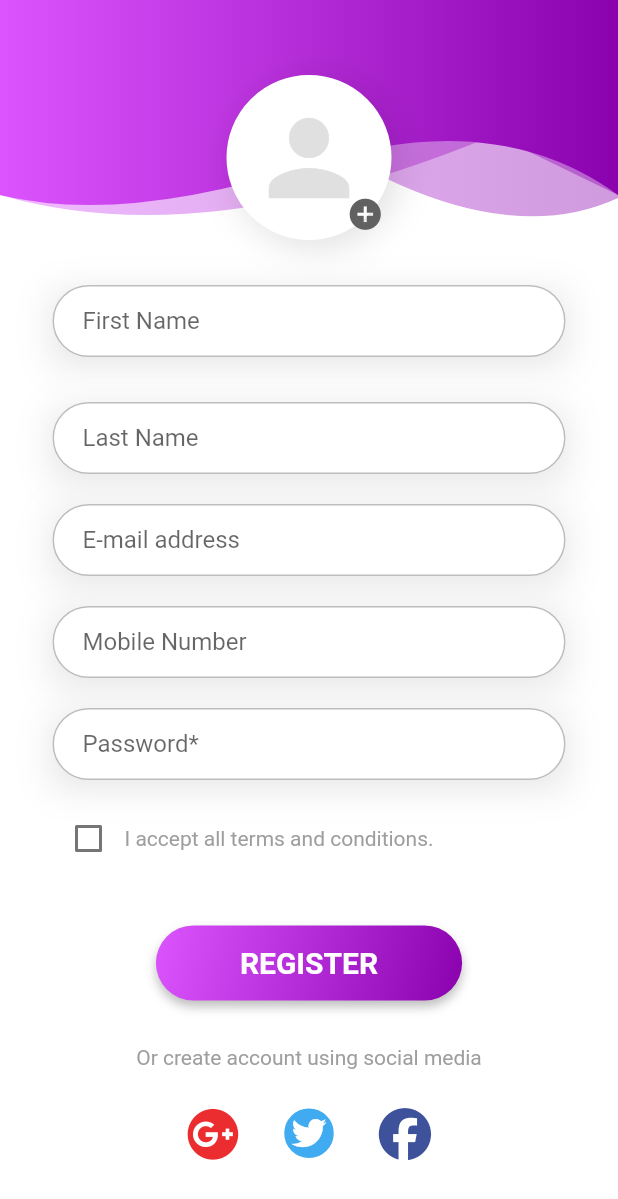
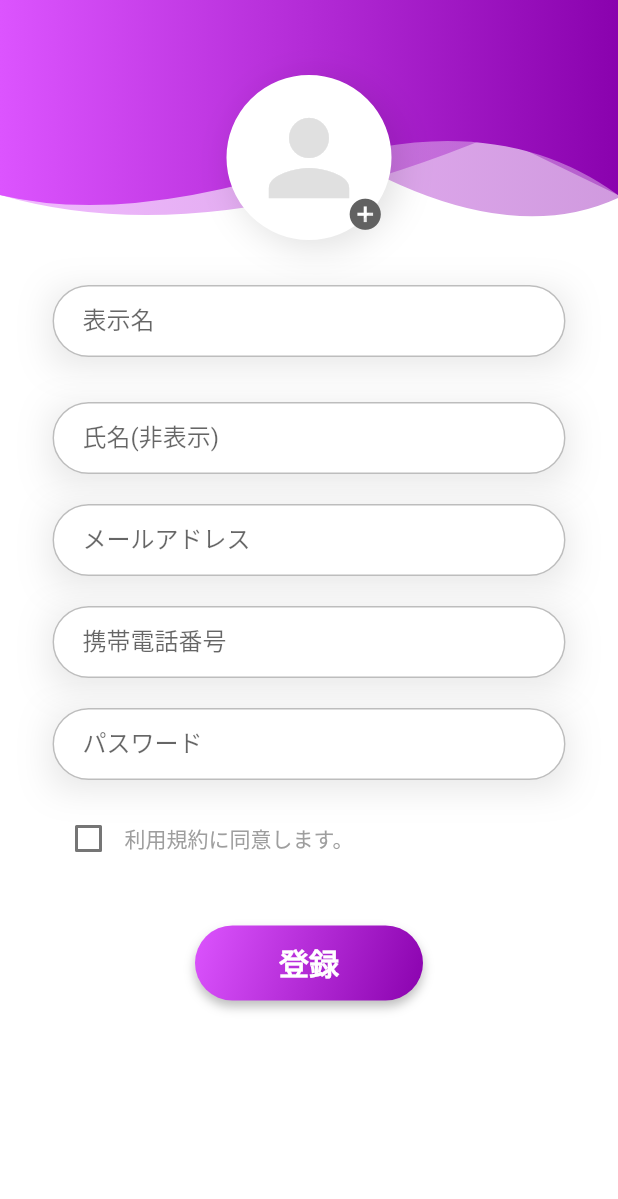
Before and after one commit to risingforce9zz/tfreemarket, a Flutter app: the RegistrationPage screen opened directly, on a phone screen of 412 x 824 dp. Shown: the top 1199 px of the screen. Run offline on Flutter 3.47's test engine with Material 2 defaults, Android fonts, the light colour scheme and no system bars; our stand-ins replace firebase_auth, firebase_core, font_awesome_flutter, get, hexcolor, otp_text_field; accounts and stored records are empty.

Commit message:
implemented signup

```diff
--- a/lib/pages/registration_page.dart
+++ b/lib/pages/registration_page.dart
@@ -1,25 +1,65 @@
-
 import 'package:flutter/cupertino.dart';
 import 'package:flutter/material.dart';
 import 'package:font_awesome_flutter/font_awesome_flutter.dart';
 import 'package:hexcolor/hexcolor.dart';
+import 'package:get/get.dart';
 
+import '../controllers/auth_controller.dart';
+import '../helper/utility.dart';
 import 'profile_page.dart';
 import '../../common/theme_helper.dart';
 import './widgets/header_widget.dart';
 
-class RegistrationPage extends  StatefulWidget{
-  @override
-  State<StatefulWidget> createState() {
-     return _RegistrationPageState();
+class RegistrationPage extends StatelessWidget {
+  final Rx<bool> checkboxValue = false.obs;
+  final AuthController authController = AuthController.to;
+
+  /// 送信ボタンクリック時に各入力フィールドをチェック
+  /// エラーの場合は、SnackBarを表示する。
+  bool _validate() {
+    // 表示名
+    if (authController.displayNameController.text.isEmpty) {
+      Utility.customSnackBar('入力確認', '表示名を入力してください。', 'warn');
+      return false;
+    }
+    // 氏名
+    if (authController.nameController.text.isEmpty) {
+      Utility.customSnackBar('入力確認', '氏名を入力してください。', 'warn');
+      return false;
+    }
+    // 表示名
+    String val = authController.emailController.text.trim();
+    if (val.isEmpty || !GetUtils.isEmail(val)) {
+      Utility.customSnackBar('入力確認', '有効なメールアドレスを入力してください。', 'warn');
+      return false;
+    }
+    // 携帯電話番号
+    val = authController.phoneNumberController.text;
+    if (!RegExp(r"^0[5789]0-[0-9]{4}-[0-9]{4}$").hasMatch(val)) {
+      Utility.customSnackBar('入力確認', 'xxx-xxxx-xxxxで入力してください。。', 'warn');
+      return false;
+    }
+
+    // パスワード
+    RegExp passValid = RegExp(r"(?=.*\d)(?=.*[a-z])(?=.*[A-Z])(?=.*\W)");
+    val = authController.passwordController.text.trim();
+    if (!passValid.hasMatch(val) || val.length < 8) {
+      Utility.customSnackBar('入力確認', '8文字以上、半角で英数大文字・小文字・数字・記号が各1文字以上', 'warn');
+      return false;
+    }
+    // 利用規約同意
+    if (!checkboxValue.value) {
+      Utility.customSnackBar("入力確認", '利用規約同意が必要です。', 'warn');
+      return false;
+    }
+    return true;
+  }
+
+  void _submit() {
+    if (_validate()) {
+      authController.signUp();
     }
   }
-
-class _RegistrationPageState extends State<RegistrationPage>{
-
-  final _formKey = GlobalKey<FormState>();
-  bool checkedValue = false;
-  bool checkboxValue = false;
 
   @override
   Widget build(BuildContext context) {
@@ -39,7 +79,6 @@ class _RegistrationPageState extends State<RegistrationPage>{
               child: Column(
                 children: [
                   Form(
-                    key: _formKey,
                     child: Column(
                       children: [
                         GestureDetector(
@@ -49,8 +88,8 @@ class _RegistrationPageState extends State<RegistrationPage>{
                                 padding: EdgeInsets.all(10),
                                 decoration: BoxDecoration(
                                   borderRadius: BorderRadius.circular(100),
-                                  border: Border.all(
-                                      width: 5, color: Colors.white),
+                                  border:
+                                      Border.all(width: 5, color: Colors.white),
                                   color: Colors.white,
                                   boxShadow: [
                                     BoxShadow(
@@ -77,47 +116,45 @@ class _RegistrationPageState extends State<RegistrationPage>{
                             ],
                           ),
                         ),
-                        SizedBox(height: 30,),
+                        SizedBox(
+                          height: 30,
+                        ),
                         Container(
-                          child: TextFormField(
-                            decoration: ThemeHelper().textInputDecoration('First Name', 'Enter your first name'),
+                          child: TextField(
+                            decoration: ThemeHelper().textInputDecoration(
+                                '表示名', '表示名を入力してください'),
+                            controller: authController.displayNameController,
                           ),
                           decoration: ThemeHelper().inputBoxDecorationShaddow(),
                         ),
-                        SizedBox(height: 30,),
+                        SizedBox(
+                          height: 30,
+                        ),
                         Container(
-                          child: TextFormField(
-                            decoration: ThemeHelper().textInputDecoration('Last Name', 'Enter your last name'),
+                          child: TextField(
+                            decoration: ThemeHelper().textInputDecoration(
+                                '氏名(非表示)', '氏名を入力してください。'),
+                            controller: authController.nameController,
                           ),
                           decoration: ThemeHelper().inputBoxDecorationShaddow(),
                         ),
                         SizedBox(height: 20.0),
                         Container(
-                          child: TextFormField(
-                            decoration: ThemeHelper().textInputDecoration("E-mail address", "Enter your email"),
+                          child: TextField(
+                            decoration: ThemeHelper().textInputDecoration(
+                                "メールアドレス", "メールアドレスを入力してください。"),
                             keyboardType: TextInputType.emailAddress,
-                            validator: (val) {
-                              if(!(val!.isEmpty) && !RegExp(r"^[a-zA-Z0-9.!#$%&'*+/=?^_`{|}~-]+@[a-zA-Z0-9](?:[a-zA-Z0-9-]{0,253}[a-zA-Z0-9])?(?:\.[a-zA-Z0-9](?:[a-zA-Z0-9-]{0,253}[a-zA-Z0-9])?)*$").hasMatch(val)){
-                                return "Enter a valid email address";
-                              }
-                              return null;
-                            },
+                            controller: authController.emailController,
                           ),
                           decoration: ThemeHelper().inputBoxDecorationShaddow(),
                         ),
                         SizedBox(height: 20.0),
                         Container(
-                          child: TextFormField(
+                          child: TextField(
                             decoration: ThemeHelper().textInputDecoration(
-                                "Mobile Number",
-                                "Enter your mobile number"),
+                                "携帯電話番号", "携帯電話番号を入力してください。"),
                             keyboardType: TextInputType.phone,
-                            validator: (val) {
-                              if(!(val!.isEmpty) && !RegExp(r"^(\d+)*$").hasMatch(val)){
-                                return "Enter a valid phone number";
-                              }
-                              return null;
-                            },
+                            controller: authController.phoneNumberController,
                           ),
                           decoration: ThemeHelper().inputBoxDecorationShaddow(),
                         ),
@@ -126,13 +163,8 @@ class _RegistrationPageState extends State<RegistrationPage>{
                           child: TextFormField(
                             obscureText: true,
                             decoration: ThemeHelper().textInputDecoration(
-                                "Password*", "Enter your password"),
-                            validator: (val) {
-                              if (val!.isEmpty) {
-                                return "Please enter your password";
-                              }
-                              return null;
-                            },
+                                "パスワード", "パスワードを入力してください。"),
+                            controller: authController.passwordController,
                           ),
                           decoration: ThemeHelper().inputBoxDecorationShaddow(),
                         ),
@@ -143,15 +175,16 @@ class _RegistrationPageState extends State<RegistrationPage>{
                               children: <Widget>[
                                 Row(
                                   children: <Widget>[
-                                    Checkbox(
-                                        value: checkboxValue,
+                                   Obx(()=> Checkbox(
+                                        value: checkboxValue.value,
                                         onChanged: (value) {
-                                          setState(() {
-                                            checkboxValue = value!;
-                                            state.didChange(value);
-                                          });
+                                          checkboxValue.value = !checkboxValue.value;
                                         }),
-                                    Text("I accept all terms and conditions.", style: TextStyle(color: Colors.grey),),
+                                   ),
+                                    Text(
+                                      "利用規約に同意します。",
+                                      style: TextStyle(color: Colors.grey),
+                                    ),
                                   ],
                                 ),
                                 Container(
@@ -159,29 +192,27 @@ class _RegistrationPageState extends State<RegistrationPage>{
                                   child: Text(
                                     state.errorText ?? '',
                                     textAlign: TextAlign.left,
-                                    style: TextStyle(color: Theme.of(context).errorColor,fontSize: 12,),
+                                    style: TextStyle(
+                                      color: Theme.of(context).errorColor,
+                                      fontSize: 12,
+                                    ),
                                   ),
                                 )
                               ],
                             );
                           },
-                          validator: (value) {
-                            if (!checkboxValue) {
-                              return 'You need to accept terms and conditions';
-                            } else {
-                              return null;
-                            }
-                          },
                         ),
                         SizedBox(height: 20.0),
                         Container(
-                          decoration: ThemeHelper().buttonBoxDecoration(context),
+                          decoration:
+                              ThemeHelper().buttonBoxDecoration(context),
                           child: ElevatedButton(
                               style: ThemeHelper().buttonStyle(),
                               child: Padding(
-                              padding: const EdgeInsets.fromLTRB(40, 10, 40, 10),
+                                padding:
+                                    const EdgeInsets.fromLTRB(40, 10, 40, 10),
                                 child: Text(
-                                "Register".toUpperCase(),
+                                  "登録",
                                   style: TextStyle(
                                     fontSize: 20,
                                     fontWeight: FontWeight.bold,
@@ -190,81 +221,8 @@ class _RegistrationPageState extends State<RegistrationPage>{
                                 ),
                               ),
                               onPressed: () {
-                              if (_formKey.currentState!.validate()) {
-                                Navigator.of(context).pushAndRemoveUntil(
-                                    MaterialPageRoute(
-                                        builder: (context) => ProfilePage()
-                                    ),
-                                        (Route<dynamic> route) => false
-                                );
-                              }
-                            },
-                          ),
-                        ),
-                        SizedBox(height: 30.0),
-                        Text("Or create account using social media",  style: TextStyle(color: Colors.grey),),
-                        SizedBox(height: 25.0),
-                        Row(
-                          mainAxisAlignment: MainAxisAlignment.center,
-                          children: [
-                            GestureDetector(
-                              child: FaIcon(
-                                FontAwesomeIcons.googlePlus, size: 35,
-                                color: HexColor("#EC2D2F"),),
-                              onTap: () {
-                                setState(() {
-                                  showDialog(
-                                    context: context,
-                                    builder: (BuildContext context) {
-                                      return ThemeHelper().alartDialog("Google Plus","You tap on GooglePlus social icon.",context);
-                                    },
-                                  );
-                                });
-                              },
-                            ),
-                            SizedBox(width: 30.0,),
-                            GestureDetector(
-                              child: Container(
-                                padding: EdgeInsets.all(0),
-                                decoration: BoxDecoration(
-                                  borderRadius: BorderRadius.circular(100),
-                                  border: Border.all(width: 5, color: HexColor("#40ABF0")),
-                                  color: HexColor("#40ABF0"),
-                                ),
-                                child: FaIcon(
-                                  FontAwesomeIcons.twitter, size: 23,
-                                  color: HexColor("#FFFFFF"),),
-                              ),
-                              onTap: () {
-                                setState(() {
-                                  showDialog(
-                                    context: context,
-                                    builder: (BuildContext context) {
-                                      return ThemeHelper().alartDialog("Twitter","You tap on Twitter social icon.",context);
-                                    },
-                                  );
-                                });
-                              },
-                            ),
-                            SizedBox(width: 30.0,),
-                            GestureDetector(
-                              child: FaIcon(
-                                FontAwesomeIcons.facebook, size: 35,
-                                color: HexColor("#3E529C"),),
-                              onTap: () {
-                                setState(() {
-                                  showDialog(
-                                    context: context,
-                                    builder: (BuildContext context) {
-                                      return ThemeHelper().alartDialog("Facebook",
-                                          "You tap on Facebook social icon.",
-                                          context);
-                                    },
-                                  );
-                                });
-                              },
-                            ),
-                          ],
+                                _submit();
+                              }),
                         ),
                       ],
                     ),
@@ -277,5 +235,4 @@ class _RegistrationPageState extends State<RegistrationPage>{
       ),
     );
   }
-
 }
--- /dev/null
+++ b/lib/route/app_route.dart
@@ -0,0 +1,14 @@
+import 'package:get/get.dart';
+
+import '../pages/login_page.dart';
+import '../pages/profile_page.dart';
+import '../pages/splash_screen.dart';
+
+class AppRoutes {
+  AppRoutes._();
+  static final routes = [
+    GetPage(name: '/', page: () => SplashScreen(title: "")),
+    GetPage(name: '/login', page: () => const LoginPage()),
+    GetPage(name: '/profile', page: () => ProfilePage()),
+  ];
+}
```
Also changed, not shown: lib/controllers/auth_controller.dart (+23 -0 lines), lib/helper/utility.dart (added, +49 -0 lines), lib/main.dart (+6 -4 lines), lib/pages/splash_screen.dart (+5 -3 lines). Lines whose indentation alone changed are shown as unchanged.
